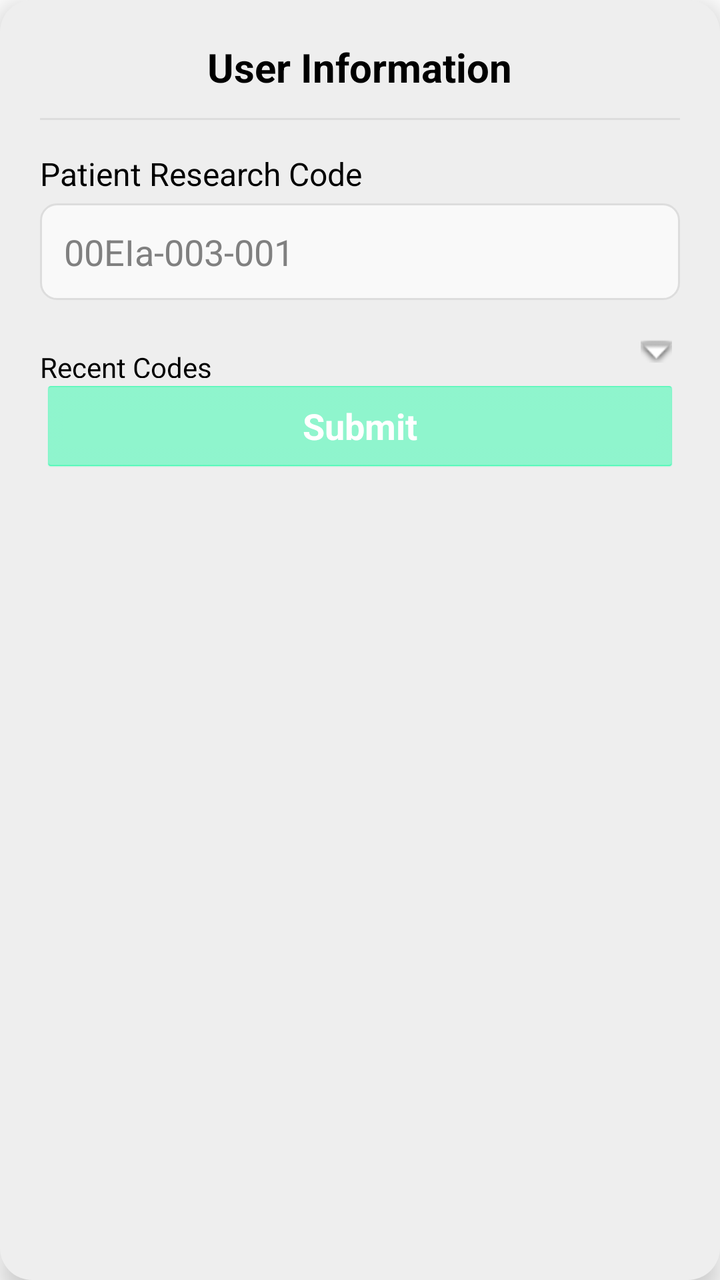
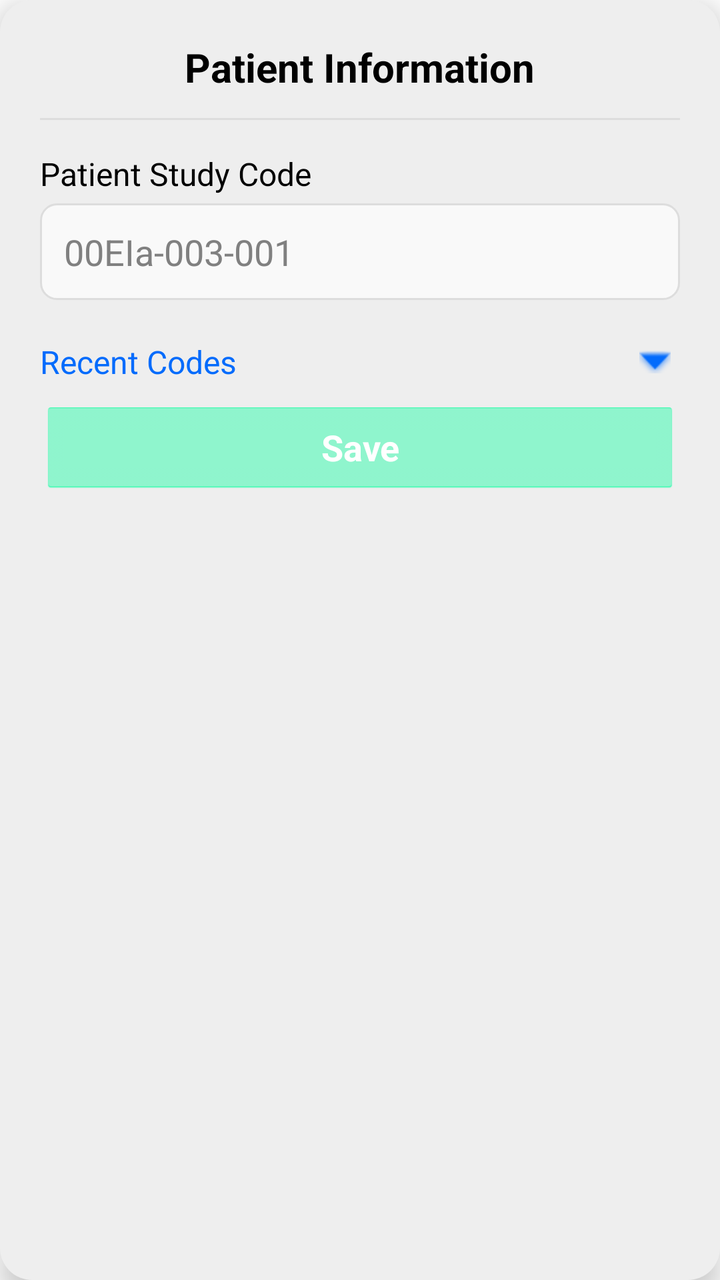

Two renders of the same Android screen: before a commit and after it. Below are the layout's source before the change and the commit's diff.
<!-- AndroidManifest.xml: application theme CustomTheme -->
<!-- res/layout/patient_info_popup.xml -->
<?xml version="1.0" encoding="utf-8"?>
<LinearLayout xmlns:android="http://schemas.android.com/apk/res/android"
    xmlns:app="http://schemas.android.com/apk/res-auto"
    android:layout_width="match_parent"
    android:layout_height="wrap_content"
    android:orientation="vertical"
    android:padding="@dimen/popup_padding"
    android:background="@drawable/popup_background"
    android:layout_gravity="center"
    android:elevation="8dp"
    android:layout_marginStart="@dimen/popup_margin"
    android:layout_marginEnd="@dimen/popup_margin">

    <TextView
        android:layout_width="wrap_content"
        android:layout_height="wrap_content"
        android:text="User Information"
        android:textSize="@dimen/title_text_size"
        android:textStyle="bold"
        android:textColor="@android:color/black"
        android:layout_gravity="center"
        android:paddingBottom="12dp"/>

    <View
        android:layout_width="match_parent"
        android:layout_height="1dp"
        android:background="#DDDDDD"
        android:layout_marginBottom="16dp"/>

    
    <TextView
        android:layout_width="match_parent"
        android:layout_height="wrap_content"
        android:text="Patient Research Code"
        android:textColor="#000000"
        android:textSize="@dimen/label_text_size"
        android:paddingBottom="4dp" />

    <EditText
        android:id="@+id/researchCodeEditText"
        android:layout_width="match_parent"
        android:layout_height="wrap_content"
        android:hint="00EIa-003-001"
        android:background="@drawable/edit_text_background"
        android:padding="@dimen/input_padding"
        android:inputType="text"
        android:layout_marginBottom="12dp"/>

    
    <LinearLayout
        android:layout_width="match_parent"
        android:layout_height="wrap_content"
        android:orientation="horizontal"
        android:gravity="center_vertical">
        
        <TextView
            android:id="@+id/recentCodesLabel"
            android:layout_width="0dp"
            android:layout_height="wrap_content"
            android:layout_weight="1"
            android:text="Recent Codes"
            android:textColor="#000000"
            android:textSize="14sp"
            android:layout_marginTop="8dp"
            android:visibility="visible"/>
            
        <ImageButton
            android:id="@+id/dropdownButton"
            android:layout_width="24dp"
            android:layout_height="24dp"
            android:src="@android:drawable/arrow_down_float"
            android:background="?android:attr/selectableItemBackgroundBorderless"
            android:contentDescription="Toggle code history" />
    </LinearLayout>

    <androidx.recyclerview.widget.RecyclerView
        android:id="@+id/codeHistoryContainer"
        android:layout_width="match_parent"
        android:layout_height="wrap_content"
        android:layout_marginTop="4dp"
        android:layout_marginBottom="8dp"
        android:visibility="gone"
        android:maxHeight="120dp"/>

    
    
    <TextView
        android:layout_width="match_parent"
        android:layout_height="wrap_content"
        android:text="Tên Viết Tắt"
        android:textColor="#000000"
        android:textSize="@dimen/label_text_size"
        android:paddingBottom="4dp"
        android:visibility="gone"/>

    <EditText
        android:id="@+id/locationCodeEditText"
        android:layout_width="match_parent"
        android:layout_height="wrap_content"
        android:hint="NVA"
        android:background="@drawable/edit_text_background"
        android:padding="@dimen/input_padding"
        android:inputType="text"
        android:layout_marginBottom="12dp"
        android:visibility="gone"/>

    
    
    <TextView
        android:layout_width="match_parent"
        android:layout_height="wrap_content"
        android:text="Vị trí (số giường)"
        android:textColor="#000000"
        android:textSize="@dimen/label_text_size"
        android:paddingBottom="4dp"
        android:visibility="gone"/>

    <EditText
        android:id="@+id/serialNumberEditText"
        android:layout_width="match_parent"
        android:layout_height="wrap_content"
        android:hint="01"
        android:background="@drawable/edit_text_background"
        android:padding="@dimen/input_padding"
        android:inputType="text"
        android:layout_marginBottom="20dp"
        android:visibility="gone"/>

    
    <Button
        android:id="@+id/submitButton"
        android:layout_width="match_parent"
        android:layout_height="wrap_content"
        android:text="Submit"
        android:backgroundTint="#00FF9C"
        android:textColor="@android:color/white"
        android:padding="@dimen/button_padding"
        android:textStyle="bold"/>

</LinearLayout>
<!-- resources referenced by this layout -->
<resources>
  <dimen name="button_padding">10dp</dimen>
  <dimen name="input_padding">12dp</dimen>
  <dimen name="label_text_size">16sp</dimen>
  <dimen name="popup_margin">32dp</dimen>
  <dimen name="popup_padding">20dp</dimen>
  <dimen name="title_text_size">20sp</dimen>
  <!-- drawable edit_text_background (drawable) -->
  <?xml version="1.0" encoding="utf-8"?>
  <shape xmlns:android="http://schemas.android.com/apk/res/android">
      <solid android:color="#F9F9F9"/>
      <corners android:radius="8dp"/>
      <stroke android:width="1dp" android:color="#DDDDDD"/>
  </shape>
  <!-- drawable popup_background (drawable) -->
  <?xml version="1.0" encoding="utf-8"?>
  <shape xmlns:android="http://schemas.android.com/apk/res/android">
      <solid android:color="#EEEEEE"/> 
      <corners android:radius="16dp"/> 
      <padding
          android:left="16dp"
          android:top="16dp"
          android:right="16dp"
          android:bottom="16dp"/> 
  </shape>
  <style name="CustomTheme" parent="@android:style/Theme.Holo.Light.DarkActionBar">
          <item name="android:actionBarStyle">@style/MyActionBar</item>
          <item name="android:itemTextAppearance">@style/MyMenuText</item>
      </style>
  <style name="MyActionBar" parent="@android:style/Widget.Holo.Light.ActionBar">
          <item name="android:background">#006A67</item>
      </style>
  <style name="MyMenuText" parent="@android:style/TextAppearance.Holo.Widget.ActionBar.Menu">
          <item name="android:textColor">#3DC2EC</item> 
      </style>
</resources>

<!-- the commit's change to res/layout/patient_info_popup.xml (unified diff, before → after) -->
@@ -14,7 +14,7 @@
     <TextView
         android:layout_width="wrap_content"
         android:layout_height="wrap_content"
-        android:text="User Information"
+        android:text="Patient Information"
         android:textSize="@dimen/title_text_size"
         android:textStyle="bold"
         android:textColor="@android:color/black"
@@ -31,7 +31,7 @@
     <TextView
         android:layout_width="match_parent"
         android:layout_height="wrap_content"
-        android:text="Patient Research Code"
+        android:text="Patient Study Code"
         android:textColor="#000000"
         android:textSize="@dimen/label_text_size"
         android:paddingBottom="4dp" />
@@ -59,16 +59,18 @@
             android:layout_height="wrap_content"
             android:layout_weight="1"
             android:text="Recent Codes"
-            android:textColor="#000000"
-            android:textSize="14sp"
+            android:textColor="#036bfc"
+            android:textSize="16sp"
             android:layout_marginTop="8dp"
+            android:layout_marginBottom="8dp"
             android:visibility="visible"/>
             
         <ImageButton
             android:id="@+id/dropdownButton"
-            android:layout_width="24dp"
-            android:layout_height="24dp"
+            android:layout_width="25dp"
+            android:layout_height="25dp"
             android:src="@android:drawable/arrow_down_float"
+            android:tint="#036bfc"
             android:background="?android:attr/selectableItemBackgroundBorderless"
             android:contentDescription="Toggle code history" />
     </LinearLayout>
@@ -131,7 +133,7 @@
         android:id="@+id/submitButton"
         android:layout_width="match_parent"
         android:layout_height="wrap_content"
-        android:text="Submit"
+        android:text="Save"
         android:backgroundTint="#00FF9C"
         android:textColor="@android:color/white"
         android:padding="@dimen/button_padding"
